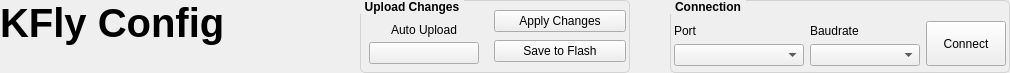
korken89/kfly_gui, file ui_connect.ui: the form before one commit.
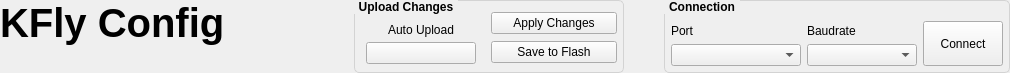
The form after the commit. Custom widgets are drawn as their Qt base class.

Commit message: removed some debug prints and fixed some padding

Patch:
```diff
--- a/ui_connect.ui
+++ b/ui_connect.ui
@@ -121,13 +121,13 @@
        <number>0</number>
       </property>
       <property name="leftMargin">
-       <number>3</number>
+       <number>6</number>
       </property>
       <property name="topMargin">
-       <number>3</number>
+       <number>6</number>
       </property>
       <property name="rightMargin">
-       <number>3</number>
+       <number>6</number>
       </property>
       <property name="bottomMargin">
        <number>3</number>
@@ -256,13 +256,13 @@
      </property>
      <layout class="QHBoxLayout" name="horizontalLayout_2">
       <property name="leftMargin">
-       <number>3</number>
+       <number>6</number>
       </property>
       <property name="topMargin">
-       <number>3</number>
+       <number>6</number>
       </property>
       <property name="rightMargin">
-       <number>3</number>
+       <number>6</number>
       </property>
       <property name="bottomMargin">
        <number>6</number>
```
The commit also changes 2 other files.
